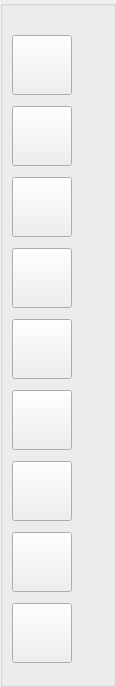
Old version of the form visualization/GUI/pdw/pdwtools.ui in the repository sepehrgh98/PyCoolEdit.
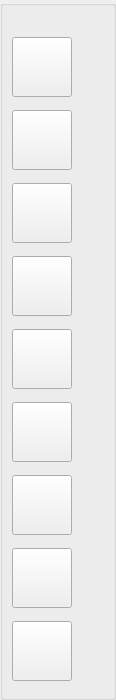
New version of the form. Icons and pictures are not drawn.

What changed in the file:
```diff
--- a/visualization/GUI/pdw/pdwtools.ui
+++ b/visualization/GUI/pdw/pdwtools.ui
@@ -7,7 +7,7 @@
     <x>0</x>
     <y>0</y>
     <width>116</width>
-    <height>687</height>
+    <height>700</height>
    </rect>
   </property>
   <property name="windowTitle">
```
Left out of the diff: 4 changed lines with no effect on the pictures.
